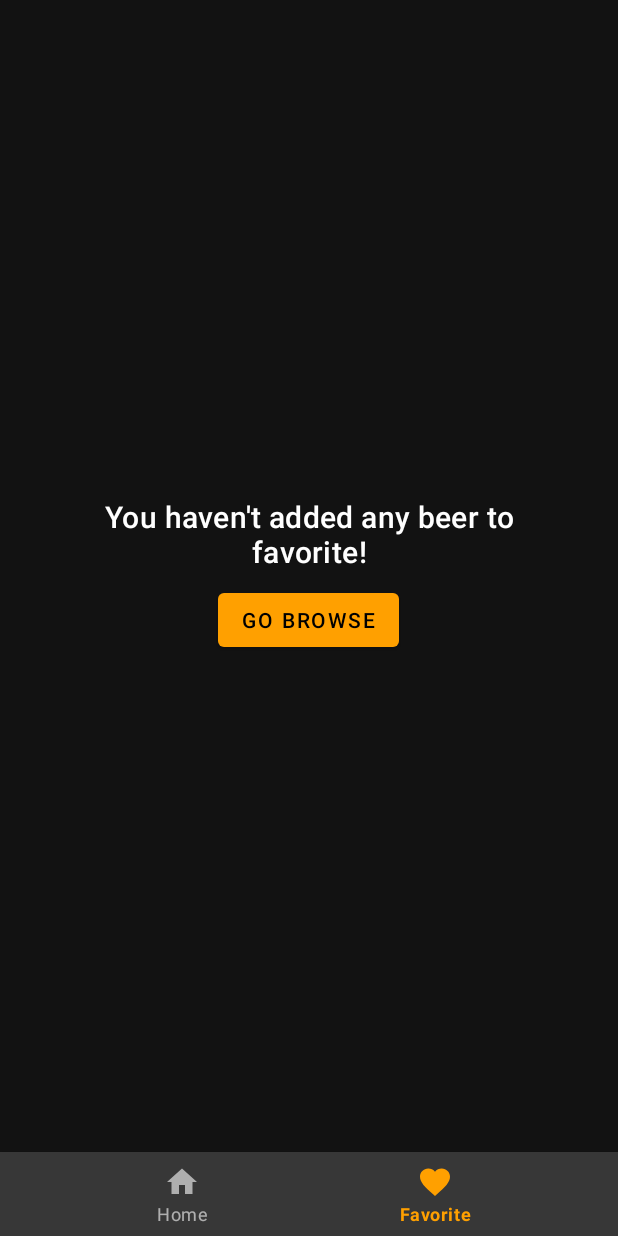
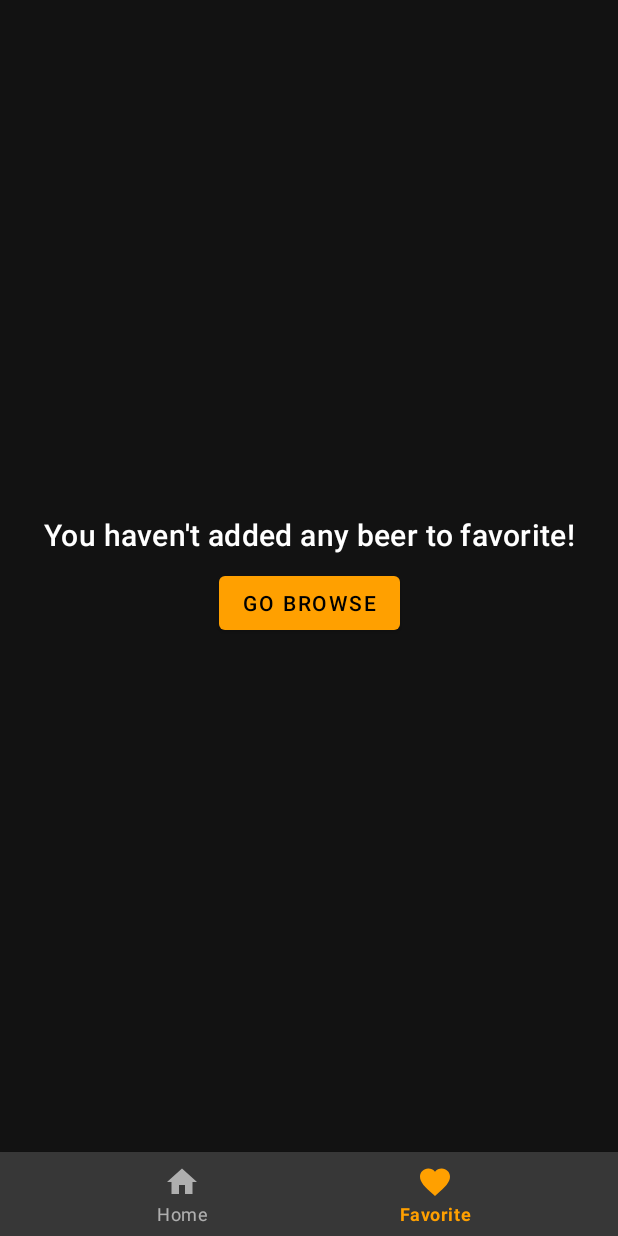
Before and after one commit to paktalin/beerry, an Android app: the FavoriteFragment screen opened through its navigation route, on a phone screen of 412 x 824 dp. Run offline under Robolectric (Android 15) with nearby library versions, the phone set to English and light mode, and no system bars; our stand-ins replace Picasso, Volley, navigation-ui; network calls fail; pictures from the network do not load.

```diff
--- a/app/src/main/java/com/paktalin/beerapp/ui/favorite/FavoriteFragment.kt
+++ b/app/src/main/java/com/paktalin/beerapp/ui/favorite/FavoriteFragment.kt
@@ -14,6 +14,7 @@ import com.paktalin.beerapp.getFavoriteBeers
 import com.paktalin.beerapp.ui.BeerAdapter
 import kotlinx.android.synthetic.main.fragment_favorite.view.*
 import kotlinx.android.synthetic.main.fragment_home.view.recycler_view_all
+import kotlinx.android.synthetic.main.layout_no_favorites.view.*
 
 class FavoriteFragment : Fragment() {
 
@@ -34,7 +35,7 @@ class FavoriteFragment : Fragment() {
 
         if(beers.isEmpty()) {
             view.layout_no_favorites.visibility = View.VISIBLE
-            view.button_browse.setOnClickListener { activity?.findNavController(R.id.nav_host_fragment)?.navigate(R.id.navigation_home) }
+            view.layout_no_favorites.button_browse.setOnClickListener { activity?.findNavController(R.id.nav_host_fragment)?.navigate(R.id.navigation_home) }
         } else
             view.layout_no_favorites.visibility = View.GONE
 
--- a/app/src/main/res/layout/fragment_details.xml
+++ b/app/src/main/res/layout/fragment_details.xml
@@ -48,7 +48,7 @@
 
                 <ImageView
                     android:id="@+id/image_beer"
-                    android:layout_width="120dp"
+                    android:layout_width="wrap_content"
                     android:layout_height="300dp"
                     android:layout_marginStart="16dp"
                     android:layout_marginTop="16dp"
--- a/app/src/main/res/layout/fragment_favorite.xml
+++ b/app/src/main/res/layout/fragment_favorite.xml
@@ -2,40 +2,22 @@
 
 <androidx.constraintlayout.widget.ConstraintLayout android:layout_width="match_parent"
     android:layout_height="match_parent"
+    android:fitsSystemWindows="true"
     xmlns:android="http://schemas.android.com/apk/res/android"
     xmlns:app="http://schemas.android.com/apk/res-auto">
 
-    <LinearLayout
+    <include
         android:id="@+id/layout_no_favorites"
-        android:layout_width="0dp"
+        layout="@layout/layout_no_favorites"
+        android:layout_width="wrap_content"
         android:layout_height="wrap_content"
-        android:layout_marginStart="32dp"
-        android:layout_marginEnd="32dp"
-        android:gravity="center_horizontal"
-        android:orientation="vertical"
         android:visibility="gone"
         app:layout_constraintBottom_toBottomOf="parent"
         app:layout_constraintEnd_toEndOf="parent"
         app:layout_constraintStart_toStartOf="parent"
-        app:layout_constraintTop_toTopOf="parent">
+        app:layout_constraintTop_toTopOf="parent" />
 
-        <com.google.android.material.textview.MaterialTextView
-            android:layout_width="wrap_content"
-            android:layout_height="wrap_content"
-            android:gravity="center_horizontal"
-            android:text="@string/you_haven_t_added_any_beer_to_favorite"
-            android:textAppearance="@style/TextAppearance.MaterialComponents.Headline6" />
-
-        <com.google.android.material.button.MaterialButton
-            android:id="@+id/button_browse"
-            android:layout_width="wrap_content"
-            android:layout_height="wrap_content"
-            android:layout_gravity="center_horizontal"
-            android:layout_marginTop="8dp"
-            android:text="@string/go_browse" />
-    </LinearLayout>
-
-<androidx.coordinatorlayout.widget.CoordinatorLayout xmlns:app="http://schemas.android.com/apk/res-auto"
+<androidx.coordinatorlayout.widget.CoordinatorLayout
     android:layout_width="match_parent"
     android:layout_height="match_parent">
 
--- /dev/null
+++ b/app/src/main/res/layout/layout_no_favorites.xml
@@ -0,0 +1,24 @@
+<?xml version="1.0" encoding="utf-8"?>
+<LinearLayout
+    android:layout_width="wrap_content"
+    android:layout_height="wrap_content"
+    android:orientation="vertical"
+    android:padding="24dp"
+    android:layout_gravity="center"
+    xmlns:android="http://schemas.android.com/apk/res/android">
+
+    <com.google.android.material.textview.MaterialTextView
+        android:layout_width="wrap_content"
+        android:layout_height="wrap_content"
+        android:gravity="center"
+        android:text="@string/you_haven_t_added_any_beer_to_favorite"
+        android:textAppearance="@style/TextAppearance.MaterialComponents.Headline6" />
+
+    <com.google.android.material.button.MaterialButton
+        android:id="@+id/button_browse"
+        android:layout_width="wrap_content"
+        android:layout_height="wrap_content"
+        android:layout_gravity="center_horizontal"
+        android:layout_marginTop="8dp"
+        android:text="@string/go_browse" />
+</LinearLayout>
```
Also changed, not shown: app/src/main/java/com/paktalin/beerapp/ui/beer_details/DetailsFragment.kt (+19 -17 lines), app/src/main/res/layout/fragment_search.xml (deleted, +0 -19 lines).
